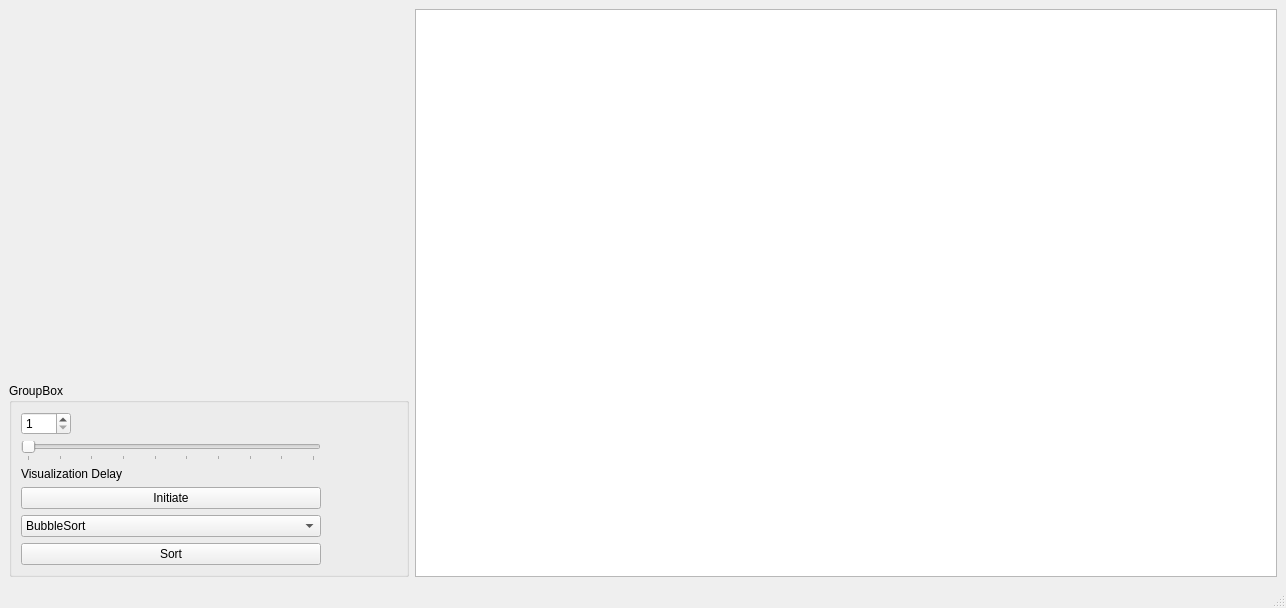
Qt form Sortings_Visualization/mainwindow.ui (yegorgru/OOP_Lab2_4_Semester) before a commit.
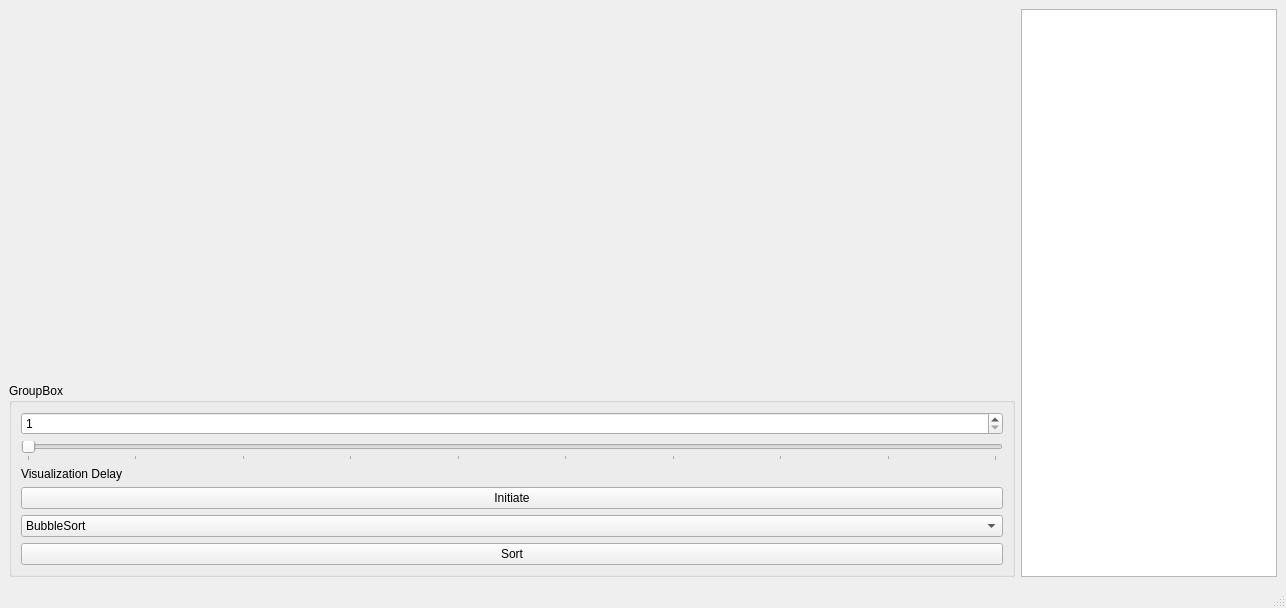
The same form after that commit.

Commit message: experimenting with layout part 1

Patch:
```diff
--- a/Sortings_Visualization/mainwindow.ui
+++ b/Sortings_Visualization/mainwindow.ui
@@ -25,7 +25,7 @@
       </property>
       <property name="maximumSize">
        <size>
-        <width>400</width>
+        <width>16777215</width>
         <height>16777215</height>
        </size>
       </property>
@@ -37,7 +37,7 @@
         <widget class="QSpinBox" name="spinBox">
          <property name="maximumSize">
           <size>
-           <width>50</width>
+           <width>16777215</width>
            <height>16777215</height>
           </size>
          </property>
@@ -59,7 +59,7 @@
          </property>
          <property name="maximumSize">
           <size>
-           <width>300</width>
+           <width>16777215</width>
            <height>16777215</height>
           </size>
          </property>
@@ -103,7 +103,7 @@
         <widget class="QPushButton" name="InitiateButton">
          <property name="maximumSize">
           <size>
-           <width>300</width>
+           <width>16777215</width>
            <height>16777215</height>
           </size>
          </property>
@@ -122,7 +122,7 @@
          </property>
          <property name="maximumSize">
           <size>
-           <width>300</width>
+           <width>16777215</width>
            <height>16777215</height>
           </size>
          </property>
@@ -152,7 +152,7 @@
         <widget class="QPushButton" name="SortButton">
          <property name="maximumSize">
           <size>
-           <width>300</width>
+           <width>16777215</width>
            <height>16777215</height>
           </size>
          </property>
```
